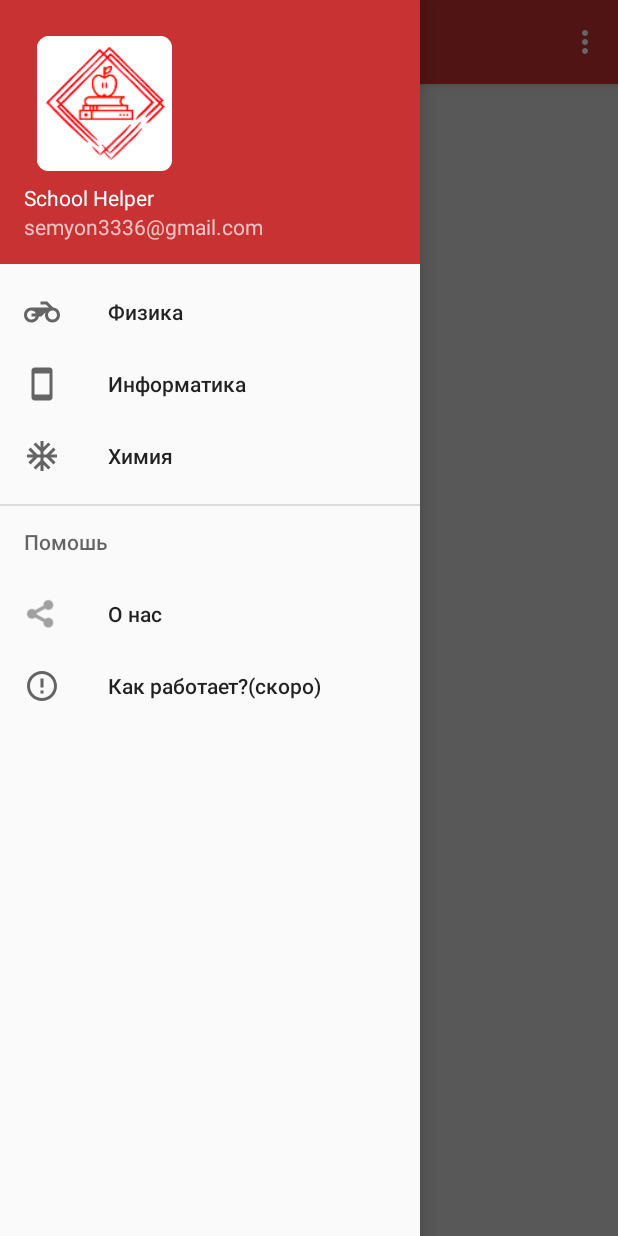
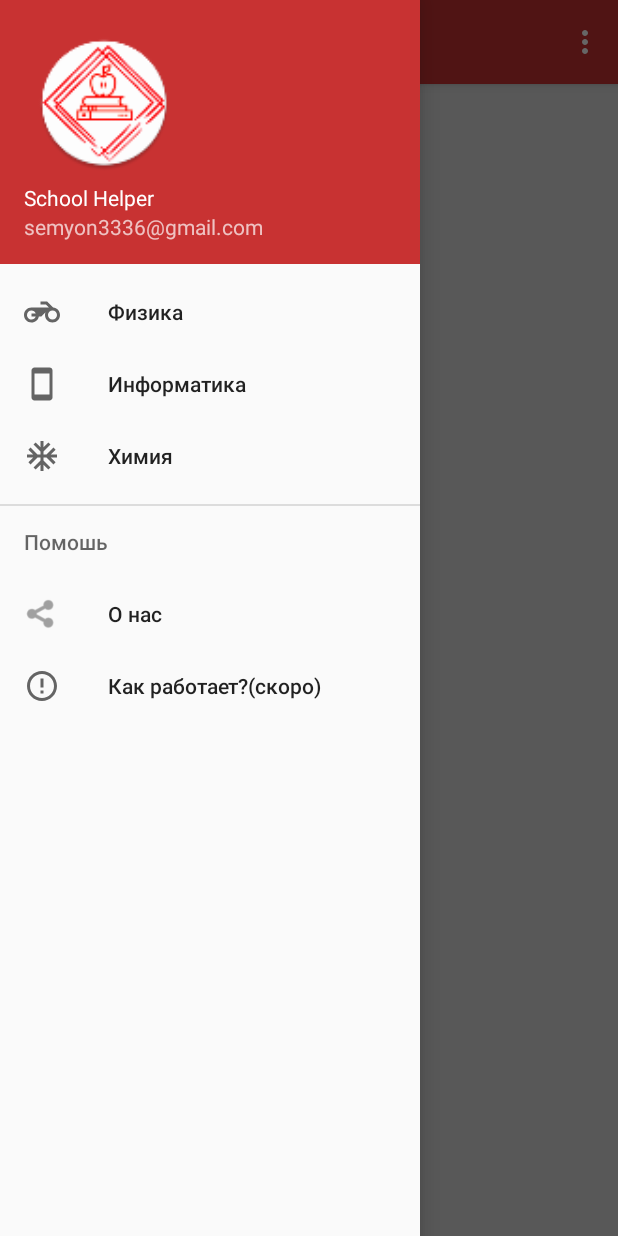
Before and after one commit to PrincePepper/SchoolHelper, an Android app: the screen it shows after launch (NavigationActivity), with the side drawer open, on a phone screen of 412 x 824 dp. Run offline under Robolectric (Android 15) with nearby library versions, the light colour scheme and no system bars.

Commit message:
Initial commit

```diff
--- a/app/src/main/java/com/example/shool_helper/NavigationActivity.java
+++ b/app/src/main/java/com/example/shool_helper/NavigationActivity.java
@@ -110,7 +110,7 @@ public class NavigationActivity extends AppCompatActivity
         imageView = findViewById(R.id.imageViewItems);
         int picture = sPref.getInt(PICTURE, 0);
         switch (picture) {
-            case 0: imageView.setImageResource(R.mipmap.ic_launcher_round);break;
+            case 0: imageView.setImageResource(R.mipmap.logo);break;
             case 1: imageView.setImageResource(R.mipmap.physics_icon);break;
             case 2:imageView.setImageResource(R.mipmap.inform_icon);break;
             case 3:imageView.setImageResource(R.mipmap.ximia_icon);break;
```
